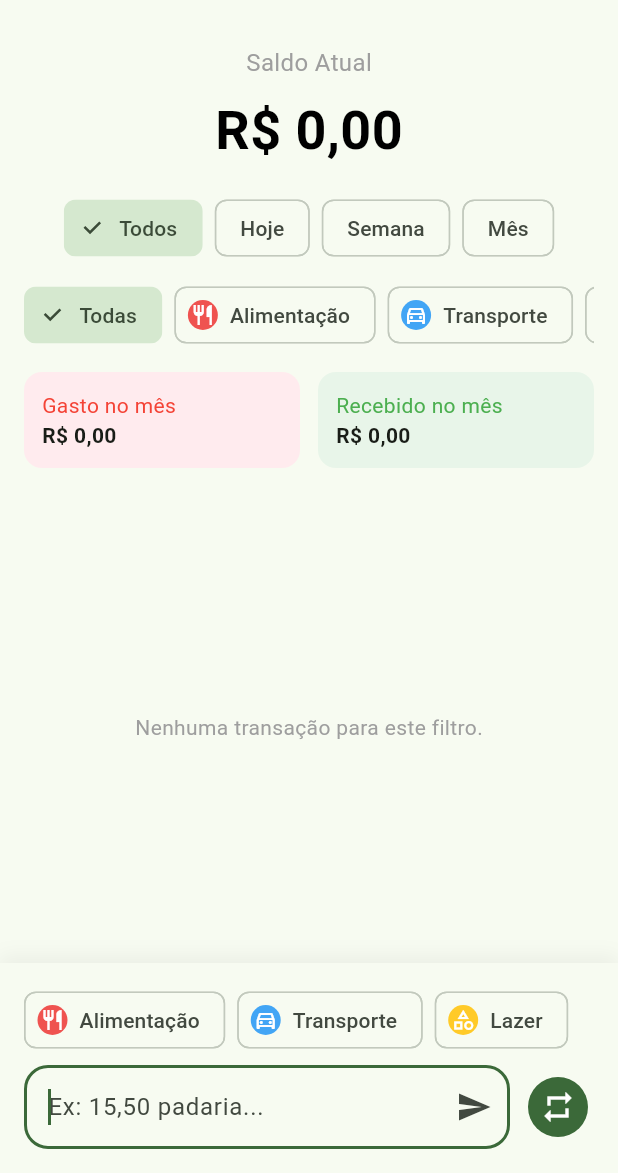
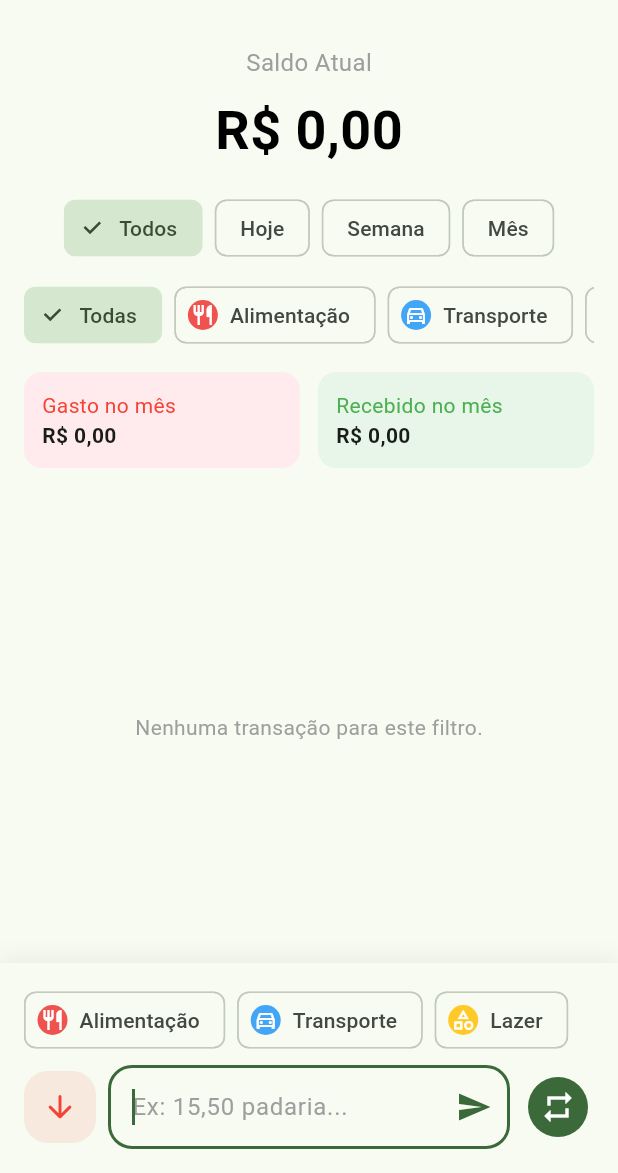
Before and after one commit to DiegoAndreLeffa/FlowFinance, a Flutter app: the screen it shows after launch, on a phone screen of 412 x 824 dp, the part 63-1236 px from its top. Run offline on Flutter 3.47's test engine with Material 3 defaults, Android fonts, the phone set to English and light mode, and no system bars; our stand-ins replace fl_chart, go_router, shared_preferences.

Commit message:
feat: simplificado o metodo de adição de valores recebidos

```diff
--- a/lib/features/home/home_page.dart
+++ b/lib/features/home/home_page.dart
@@ -34,6 +34,7 @@ class _HomePageState extends State<HomePage> {
   String? _selectedCategoryName;
   String? _filterCategoryName;
   String _selectedPeriod = 'all';
+  bool _isIncomeMode = false;
 
   @override
   void initState() {
@@ -63,7 +64,11 @@ class _HomePageState extends State<HomePage> {
 
   Future<void> _processInput() async {
     final text = _textController.text;
-    final result = _smartInputService.parse(text, selectedCategory: _selectedCategoryName);
+    final result = _smartInputService.parse(
+      text,
+      selectedCategory: _selectedCategoryName,
+      isIncomeMode: _isIncomeMode,
+    );
 
     if (result == null) {
       if (!mounted) return;
@@ -90,6 +95,11 @@ class _HomePageState extends State<HomePage> {
     _textController.clear();
     _selectedCategoryName = null;
     if (!mounted) return;
+
+    setState(() {
+      _isIncomeMode = false;
+    });
+
     ScaffoldMessenger.of(context).showSnackBar(
       SnackBar(
         content: Text('Salvo: ${result.description}'),
@@ -295,7 +305,7 @@ class _HomePageState extends State<HomePage> {
             },
           ),
           IconButton(
-            icon: const Icon(Icons.pie_chart_outline), // Ícone de gráfico!
+            icon: const Icon(Icons.pie_chart_outline),
             onPressed: () {
               context.push('/insights');
             },
@@ -518,16 +528,44 @@ class _HomePageState extends State<HomePage> {
                   const SizedBox(height: 8),
                   Row(
                     children: [
+                      Container(
+                        decoration: BoxDecoration(
+                          color: _isIncomeMode ? Colors.green.withValues(alpha: 0.15) : Colors.red.withValues(alpha: 0.1),
+                          borderRadius: BorderRadius.circular(16),
+                        ),
+                        child: IconButton(
+                          icon: Icon(
+                            _isIncomeMode ? Icons.arrow_upward_rounded : Icons.arrow_downward_rounded,
+                            color: _isIncomeMode ? Colors.green : Colors.red,
+                          ),
+                          onPressed: () {
+                            setState(() {
+                              _isIncomeMode = !_isIncomeMode;
+                            });
+                          },
+                          tooltip: _isIncomeMode ? 'Receita' : 'Despesa',
+                        ),
+                      ),
+                      const SizedBox(width: 8),
                       Expanded(
                         child: TextField(
                           controller: _textController,
                           autofocus: true,
                           onSubmitted: (_) => _processInput(),
                           decoration: InputDecoration(
-                            hintText: 'Ex: 15,50 padaria...',
+                            hintText: _isIncomeMode ? 'Ex: 5000 salario' : 'Ex: 15,50 padaria...',
+                            hintStyle: TextStyle(color: _isIncomeMode ? Colors.green.shade300 : Colors.grey),
                             border: OutlineInputBorder(borderRadius: BorderRadius.circular(16)),
+                            focusedBorder: OutlineInputBorder(
+                              borderRadius: BorderRadius.circular(16),
+                              borderSide: BorderSide(
+                                color: _isIncomeMode ? Colors.green : Theme.of(context).colorScheme.primary,
+                                width: 2,
+                              ),
+                            ),
                             suffixIcon: IconButton(
                               icon: const Icon(Icons.send),
+                              color: _isIncomeMode ? Colors.green : Theme.of(context).colorScheme.primary,
                               onPressed: _processInput,
                             ),
                           ),
```
Also changed, not shown: lib/domain/services/smart_input_service.dart (+7 -3 lines), 1 other file.
